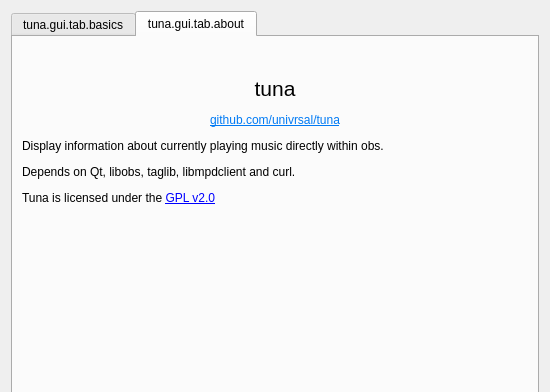
Before: the Qt Designer form src/gui/tuna_gui.ui in univrsal/tuna, drawn with Qt 5; both pictures show x 0 to 550 and y 0 to 392 of the 550 by 600 pixel window.
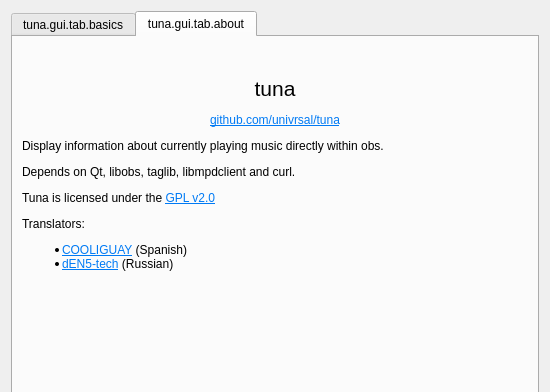
After: the same form once the commit is applied. The open tabs and pages were chosen to show the change. Icons and pictures are not drawn.

```diff
--- a/src/gui/tuna_gui.ui
+++ b/src/gui/tuna_gui.ui
@@ -740,7 +740,7 @@
           </sizepolicy>
          </property>
          <property name="text">
-          <string>&lt;html&gt;&lt;head/&gt;&lt;body&gt;&lt;p align=&quot;center&quot;&gt;&lt;span style=&quot; font-size:16pt;&quot;&gt;tuna&lt;/span&gt;&lt;/p&gt;&lt;p align=&quot;center&quot;&gt;&lt;a href=&quot;https://github.com/univrsal/tuna&quot;&gt;&lt;span style=&quot; text-decoration: underline; color:#007af4;&quot;&gt;github.com/univrsal/tuna&lt;/span&gt;&lt;/a&gt;&lt;/p&gt;&lt;p&gt;Display information about currently playing music directly within obs.&lt;/p&gt;&lt;p&gt;Depends on Qt, libobs, taglib, libmpdclient and curl.&lt;/p&gt;&lt;p&gt;Tuna is licensed under the &lt;a href=&quot;https://www.gnu.org/licenses/old-licenses/gpl-2.0.txt&quot;&gt;GPL v2.0&lt;a/&gt;&lt;/p&gt;&lt;/body&gt;&lt;/html&gt;</string>
+          <string>&lt;html&gt;&lt;head/&gt;&lt;body&gt;&lt;p align=&quot;center&quot;&gt;&lt;span style=&quot; font-size:16pt;&quot;&gt;tuna&lt;/span&gt;&lt;/p&gt;&lt;p align=&quot;center&quot;&gt;&lt;a href=&quot;https://github.com/univrsal/tuna&quot;&gt;&lt;span style=&quot; text-decoration: underline; color:#007af4;&quot;&gt;github.com/univrsal/tuna&lt;/span&gt;&lt;/a&gt;&lt;/p&gt;&lt;p&gt;Display information about currently playing music directly within obs.&lt;/p&gt;&lt;p&gt;Depends on Qt, libobs, taglib, libmpdclient and curl.&lt;/p&gt;&lt;p&gt;Tuna is licensed under the &lt;a href=&quot;https://www.gnu.org/licenses/old-licenses/gpl-2.0.txt&quot;&gt;&lt;span style=&quot; text-decoration: underline; color:#007af4;&quot;&gt;GPL v2.0&lt;/span&gt;&lt;/a&gt;&lt;/p&gt;&lt;p&gt;Translators:&lt;/p&gt;&lt;ul style=&quot;margin-top: 0px; margin-bottom: 0px; margin-left: 0px; margin-right: 0px; -qt-list-indent: 1;&quot;&gt;&lt;li style=&quot; margin-top:12px; margin-bottom:0px; margin-left:0px; margin-right:0px; -qt-block-indent:0; text-indent:0px;&quot;&gt;&lt;a href=&quot;https://github.com/COOLIGUAY&quot;&gt;&lt;span style=&quot; text-decoration: underline; color:#007af4;&quot;&gt;COOLIGUAY&lt;/span&gt;&lt;/a&gt; (Spanish)&lt;/li&gt;&lt;li style=&quot; margin-top:0px; margin-bottom:12px; margin-left:0px; margin-right:0px; -qt-block-indent:0; text-indent:0px;&quot;&gt;&lt;a href=&quot;https://github.com/dEN5-tech&quot;&gt;&lt;span style=&quot; text-decoration: underline; color:#007af4;&quot;&gt;dEN5-tech&lt;/span&gt;&lt;/a&gt; (Russian)&lt;/li&gt;&lt;/ul&gt;&lt;/body&gt;&lt;/html&gt;</string>
          </property>
          <property name="openExternalLinks">
           <bool>true</bool>
```
Left out of the diff: 8 changed lines with no effect on the pictures.
